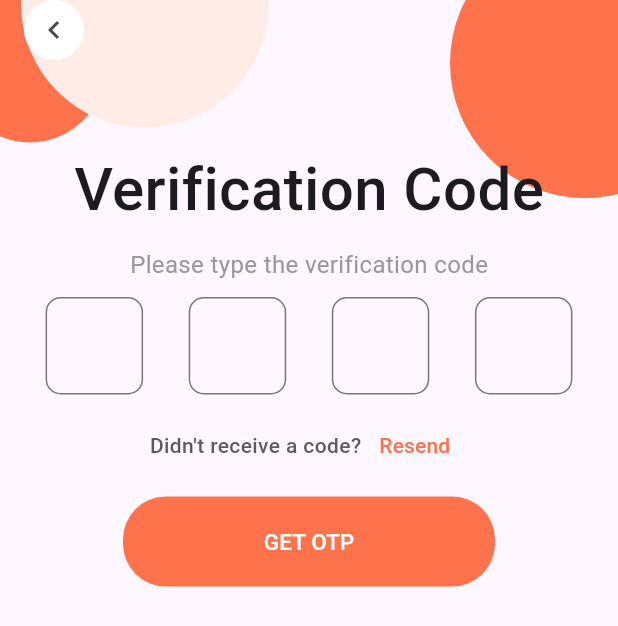
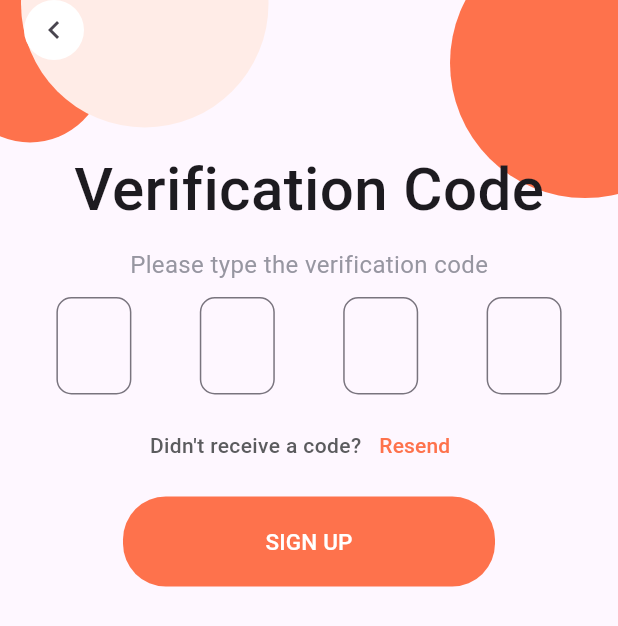
Before and after one commit to Diptanghsu-DC/huls-coffee-house, a Flutter app: the OtpVerificationPage screen opened directly, on a phone screen of 412 x 824 dp. Shown: the top 626 px of the screen. Run offline on Flutter 3.47's test engine with Material 3 defaults, Android fonts, the phone set to English and light mode, and no system bars; our stand-ins replace flutter_svg, gap.

Commit message:
otp problem fixed

```diff
--- a/lib/main.dart
+++ b/lib/main.dart
@@ -12,14 +12,12 @@
   @override
   Widget build(BuildContext context) {
     return MaterialApp(
-
-      home:const LoginPage() ,
       debugShowCheckedModeBanner: false,
       routes: {
         Homepage.routeName: (context) => const Homepage(),
         LoginPage.routeName: (context) => const LoginPage(),
       },
-      initialRoute: Homepage.routeName,
+      initialRoute: LoginPage.routeName,
     );
   }
 }
--- a/lib/pages/login_ui/otp_verification_page.dart
+++ b/lib/pages/login_ui/otp_verification_page.dart
@@ -1,6 +1,7 @@
 import 'package:flutter/material.dart';
 import 'package:huls_coffee_house/pages/login_ui/widgets/buttons.dart';
 import 'package:huls_coffee_house/pages/login_ui/widgets/custom_field.dart';
+import 'package:huls_coffee_house/widgets/custom_background_image/custom_background_image.dart';
 
 class OtpVerificationPage extends StatefulWidget {
   const OtpVerificationPage({super.key});
@@ -31,44 +32,8 @@ class _OtpVerificationPageState extends State<OtpVerificationPage> {
           children: [
             Stack(
               children: [
-                //abstract circles portion to be reused in other pages
-                Positioned(
-                  top: -5,
-                  left: -30,
-                  child: Container(
-                    width: 100,
-                    height: 100,
-                    decoration: const BoxDecoration(
-                      shape: BoxShape.circle,
-                      color: Color.fromRGBO(254, 114, 76, 1),
-                    ),
-                  ),
-                ),
-                Positioned(
-                  top: -80,
-                  left: 14,
-                  child: Container(
-                    width: 165,
-                    height: 165,
-                    decoration: const BoxDecoration(
-                      shape: BoxShape.circle,
-                      color: Color.fromRGBO(255, 236, 231, 1),
-                    ),
-                  ),
-                ),
-                Positioned(
-                  top: -48,
-                  left: 300,
-                  child: Container(
-                    width: 180,
-                    height: 180,
-                    decoration: const BoxDecoration(
-                      shape: BoxShape.circle,
-                      color: Color.fromRGBO(254, 114, 76, 1),
-                    ),
-                  ),
-                ),
-                SafeArea(
+                CustomBackground(
+                  bodyWidget: SafeArea(
                     child: Form(
                       child: Column(
                         children: [
@@ -97,13 +62,18 @@ class _OtpVerificationPageState extends State<OtpVerificationPage> {
                           SizedBox(
                             height: sGap,
                           ),
-                        const Row(
+                          Row(
                             mainAxisAlignment: MainAxisAlignment.spaceEvenly,
                             children: [
-                            OTPFIeld(),
-                            OTPFIeld(),
-                            OTPFIeld(),
-                            OTPFIeld(),
+                              for (var i = 0; i < 4; i++)
+                                Padding(
+                                  padding: const EdgeInsets.symmetric(
+                                      horizontal: 8.0),
+                                  child: SizedBox(
+                                    width: 50,
+                                    child: OTPField(),
+                                  ),
+                                ),
                             ],
                           ),
                           SizedBox(
@@ -119,6 +89,7 @@ class _OtpVerificationPageState extends State<OtpVerificationPage> {
                                     fontWeight: FontWeight.w500),
                               ),
                               TextButton(
+                                  autofocus: false,
                                   onPressed: () {},
                                   child: Text(
                                     "Resend",
@@ -133,7 +104,7 @@ class _OtpVerificationPageState extends State<OtpVerificationPage> {
                             height: buttonHeight,
                             width: buttonWidth,
                             child: const CustomButton(
-                            text: 'GET OTP',
+                              text: 'SIGN UP',
                             ),
                           ),
                           SizedBox(
@@ -146,6 +117,7 @@ class _OtpVerificationPageState extends State<OtpVerificationPage> {
                       ),
                     ),
                   ),
+                ),
               ],
             ),
           ],
--- a/lib/pages/login_ui/widgets/custom_field.dart
+++ b/lib/pages/login_ui/widgets/custom_field.dart
@@ -51,22 +51,73 @@ class CustomField extends StatelessWidget {
   }
 }
 
-class OTPFIeld extends StatelessWidget {
-  const OTPFIeld({super.key});
+class OTPField extends StatefulWidget {
+  const OTPField({Key? key}) : super(key: key);
+
+  @override
+  _OTPFieldState createState() => _OTPFieldState();
+}
+
+class _OTPFieldState extends State<OTPField> {
+  late TextEditingController _controller;
+  late FocusNode _focusNode;
+
+  @override
+  void initState() {
+    super.initState();
+    _controller = TextEditingController();
+    _focusNode = FocusNode();
+    _controller.addListener(_onTextChanged);
+  }
+
+  @override
+  void dispose() {
+    _controller.dispose();
+    _focusNode.dispose();
+    super.dispose();
+  }
+
+  void _onTextChanged() {
+    if (_controller.text.length == 1) {
+      _focusNode.nextFocus();
+    }
+  }
 
   @override
   Widget build(BuildContext context) {
     Color borderColor = const Color.fromRGBO(254, 114, 76, 1);
     return Container(
-        height: 65,
-        width: 65,
-        decoration: BoxDecoration(borderRadius: BorderRadius.circular(10)),
-        child: CustomField(
-          textAlign: TextAlign.center,
-          maxLength: 1,
-          textInputType: TextInputType.number,
-          textStyle: TextStyle(
-              color: borderColor, fontSize: 27.5, fontWeight: FontWeight.bold),
-        ));
+      height: 65,
+      width: 65,
+      decoration: BoxDecoration(borderRadius: BorderRadius.circular(10)),
+      child: TextFormField(
+        controller: _controller,
+        focusNode: _focusNode,
+        textAlign: TextAlign.center,
+        maxLength: 1,
+        keyboardType: TextInputType.number,
+        style: TextStyle(
+          color: borderColor,
+          fontSize: 27.5,
+          fontWeight: FontWeight.bold,
+        ),
+        decoration: InputDecoration(
+          focusedBorder: OutlineInputBorder(
+            borderSide: BorderSide(color: borderColor),
+            borderRadius: BorderRadius.circular(10),
+          ),
+          counter: Offstage(),
+          border: OutlineInputBorder(
+            borderSide: BorderSide(color: borderColor),
+            borderRadius: BorderRadius.circular(10),
+          ),
+        ),
+        onChanged: (value) {
+          if (value.isEmpty) {
+            _focusNode.previousFocus();
+          }
+        },
+      ),
+    );
   }
 }
--- a/lib/widgets/widgets.dart
+++ b/lib/widgets/widgets.dart
@@ -1,2 +1 @@
 export 'custom_background_image/custom_background_image.dart';
-export 'custom_network_image/custom_network_image.dart';
```
Also changed, not shown: lib/pages/login_ui/signup_page.dart (+4 -38 lines). Lines whose indentation alone changed are shown as unchanged.
